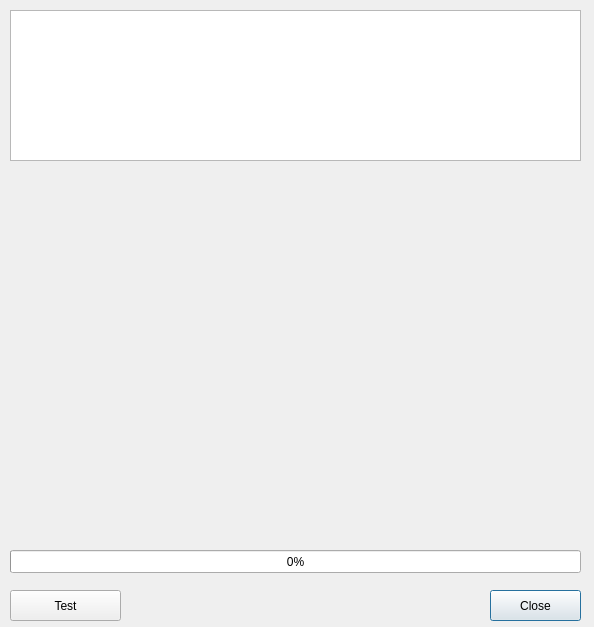
Qt form ui_fdeb_RC.ui (RCura/PluginFlux) before a commit.
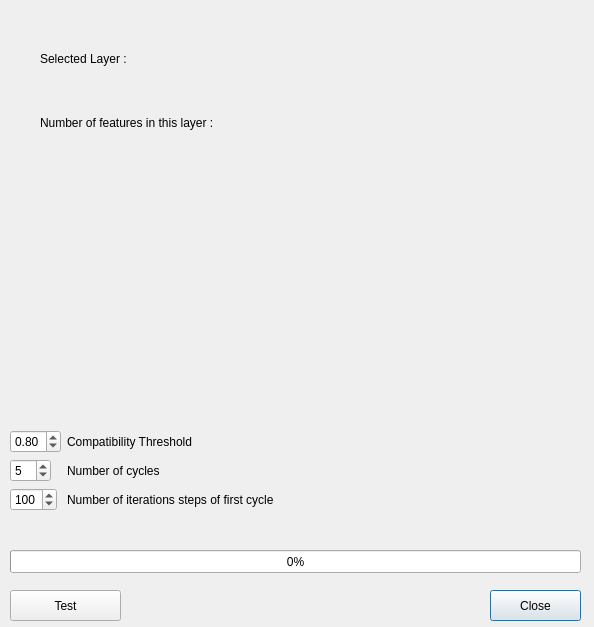
The same form after that commit.

Commit message: Nouveau commit du soir Les parametres ont été ajouté dans le GUI C'est toujours très long. Resultats peu convaincants quand seuil elevé Quelques bugs Faut trouver comment accelerer tout ça, c'est horrible

Diff of the .ui file:
```diff
--- a/ui_fdeb_RC.ui
+++ b/ui_fdeb_RC.ui
@@ -19,23 +19,6 @@
   <property name="modal">
    <bool>true</bool>
   </property>
-  <widget class="QTextEdit" name="textEdit">
-   <property name="geometry">
-    <rect>
-     <x>10</x>
-     <y>10</y>
-     <width>571</width>
-     <height>151</height>
-    </rect>
-   </property>
-   <property name="html">
-    <string>&lt;!DOCTYPE HTML PUBLIC &quot;-//W3C//DTD HTML 4.0//EN&quot; &quot;http://www.w3.org/TR/REC-html40/strict.dtd&quot;&gt;
-&lt;html&gt;&lt;head&gt;&lt;meta name=&quot;qrichtext&quot; content=&quot;1&quot; /&gt;&lt;style type=&quot;text/css&quot;&gt;
-p, li { white-space: pre-wrap; }
-&lt;/style&gt;&lt;/head&gt;&lt;body style=&quot; font-family:'Ubuntu'; font-size:11pt; font-weight:400; font-style:normal;&quot;&gt;
-&lt;p style=&quot;-qt-paragraph-type:empty; margin-top:0px; margin-bottom:0px; margin-left:0px; margin-right:0px; -qt-block-indent:0; text-indent:0px;&quot;&gt;&lt;/p&gt;&lt;/body&gt;&lt;/html&gt;</string>
-   </property>
-  </widget>
   <widget class="QPushButton" name="btnClose">
    <property name="geometry">
     <rect>
@@ -99,6 +82,118 @@
     <string>%p%</string>
    </property>
   </widget>
+  <widget class="QWidget" name="formLayoutWidget">
+   <property name="geometry">
+    <rect>
+     <x>10</x>
+     <y>430</y>
+     <width>571</width>
+     <height>100</height>
+    </rect>
+   </property>
+   <layout class="QFormLayout" name="formLayout">
+    <item row="0" column="0">
+     <widget class="QDoubleSpinBox" name="compatibilityThreshold">
+      <property name="maximum">
+       <double>1.000000000000000</double>
+      </property>
+      <property name="singleStep">
+       <double>0.050000000000000</double>
+      </property>
+      <property name="value">
+       <double>0.800000000000000</double>
+      </property>
+     </widget>
+    </item>
+    <item row="0" column="1">
+     <widget class="QLabel" name="label">
+      <property name="text">
+       <string>Compatibility Threshold</string>
+      </property>
+     </widget>
+    </item>
+    <item row="1" column="0">
+     <widget class="QSpinBox" name="numCycles">
+      <property name="minimum">
+       <number>1</number>
+      </property>
+      <property name="maximum">
+       <number>30</number>
+      </property>
+      <property name="value">
+       <number>5</number>
+      </property>
+     </widget>
+    </item>
+    <item row="1" column="1">
+     <widget class="QLabel" name="label_2">
+      <property name="text">
+       <string>Number of cycles</string>
+      </property>
+     </widget>
+    </item>
+    <item row="2" column="0">
+     <widget class="QSpinBox" name="numSteps">
+      <property name="maximum">
+       <number>300</number>
+      </property>
+      <property name="singleStep">
+       <number>10</number>
+      </property>
+      <property name="value">
+       <number>100</number>
+      </property>
+     </widget>
+    </item>
+    <item row="2" column="1">
+     <widget class="QLabel" name="label_3">
+      <property name="text">
+       <string>Number of iterations steps of first cycle</string>
+      </property>
+     </widget>
+    </item>
+   </layout>
+  </widget>
+  <widget class="QWidget" name="gridLayoutWidget">
+   <property name="geometry">
+    <rect>
+     <x>40</x>
+     <y>30</y>
+     <width>521</width>
+     <height>121</height>
+    </rect>
+   </property>
+   <layout class="QGridLayout" name="gridLayout">
+    <item row="0" column="0">
+     <widget class="QLabel" name="label_6">
+      <property name="text">
+       <string>Selected Layer :</string>
+      </property>
+     </widget>
+    </item>
+    <item row="0" column="1">
+     <widget class="QLabel" name="selectedLayer">
+      <property name="text">
+       <string/>
+      </property>
+     </widget>
+    </item>
+    <item row="1" column="0">
+     <widget class="QLabel" name="label_4">
+      <property name="text">
+       <string>Number of features in this layer :</string>
+      </property>
+     </widget>
+    </item>
+    <item row="1" column="1">
+     <widget class="QLabel" name="numFeatures">
+      <property name="text">
+       <string/>
+      </property>
+     </widget>
+    </item>
+   </layout>
+  </widget>
  </widget>
  <resources/>
  <connections/>
```
The commit also changes 3 other files.
